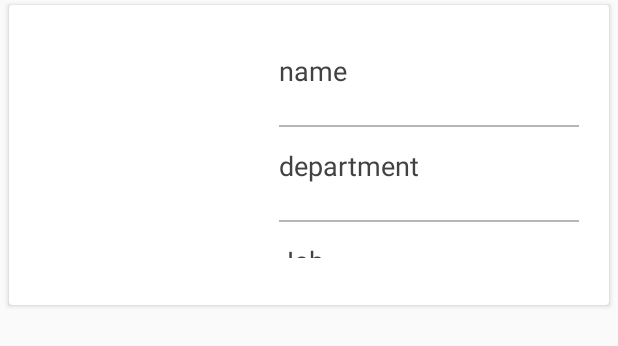
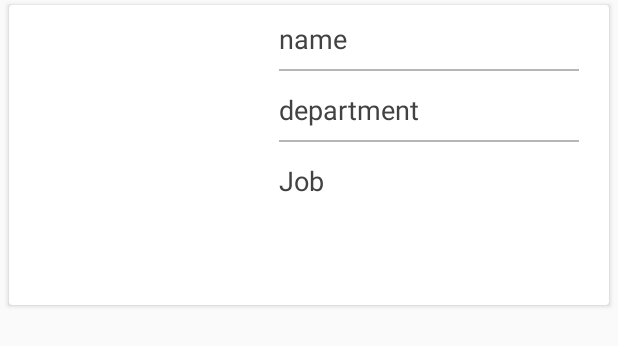
Before and after one commit to ajay8704276/BigShowsEntertainment, an Android app: the layout now_playing_credits_crew_cardview.xml on its own in the app's theme, with its tools: preview values and no code run, on a phone screen of 412 x 824 dp. Shown: the top 346 px of the screen. Run offline under Robolectric (Android 15) with nearby library versions, the phone set to English and light mode, and no system bars.

Commit message:
Now playing pushing with bug fixes

```diff
--- a/app/src/main/res/layout/now_playing_credits_crew_cardview.xml
+++ b/app/src/main/res/layout/now_playing_credits_crew_cardview.xml
@@ -37,9 +37,7 @@
                 android:layout_height="match_parent"
                 android:layout_weight="6"
                 android:paddingStart="20dp"
-                android:paddingEnd="20dp"
-                android:paddingTop="5dp"
-                android:paddingBottom="5dp">
+                android:paddingEnd="20dp">
 
                 <LinearLayout
                     android:id="@+id/now_playing_crew_detail"
@@ -48,8 +46,6 @@
                     android:layout_height="wrap_content">
 
                     <TextView
-                        android:layout_marginBottom="@dimen/activity_horizontal_margin"
-                        android:layout_marginTop="@dimen/activity_horizontal_margin"
                         android:id="@+id/now_playing_crew_name"
                         android:layout_width="wrap_content"
                         android:layout_height="wrap_content"
@@ -59,7 +55,6 @@
                     <include layout="@layout/item_divider"/>
 
                     <TextView
-                        android:layout_marginBottom="@dimen/activity_horizontal_margin"
                         android:id="@+id/now_playing_crew_dept"
                         android:layout_width="wrap_content"
                         android:layout_height="wrap_content"
@@ -71,8 +66,6 @@
                     <include
                         layout="@layout/item_divider"/>
                     <TextView
-                        android:layout_marginBottom="@dimen/activity_horizontal_margin"
-
                         android:id="@+id/now_playing_crew_job"
                         android:layout_width="wrap_content"
                         android:layout_height="wrap_content"
```
Also changed, not shown: app/src/main/java/com/app/bigshows/fragments/home/in_theater/NowPlayingCredits.java (+21 -21 lines), app/src/main/java/com/app/bigshows/fragments/home/in_theater/NowPlayingMovieDetail.java (+17 -12 lines), app/src/main/java/com/app/bigshows/fragments/home/in_theater/NowPlayingTrailersorVideos.java (+19 -14 lines), app/src/main/res/layout/now_playing_credits.xml (+1 -11 lines).
